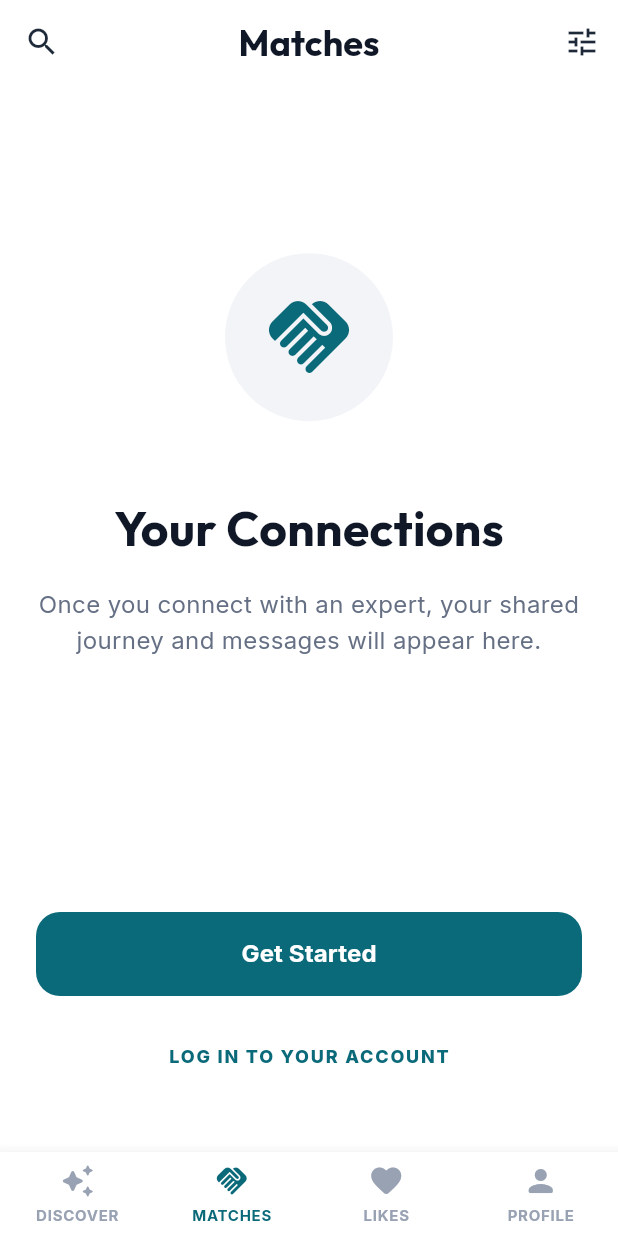
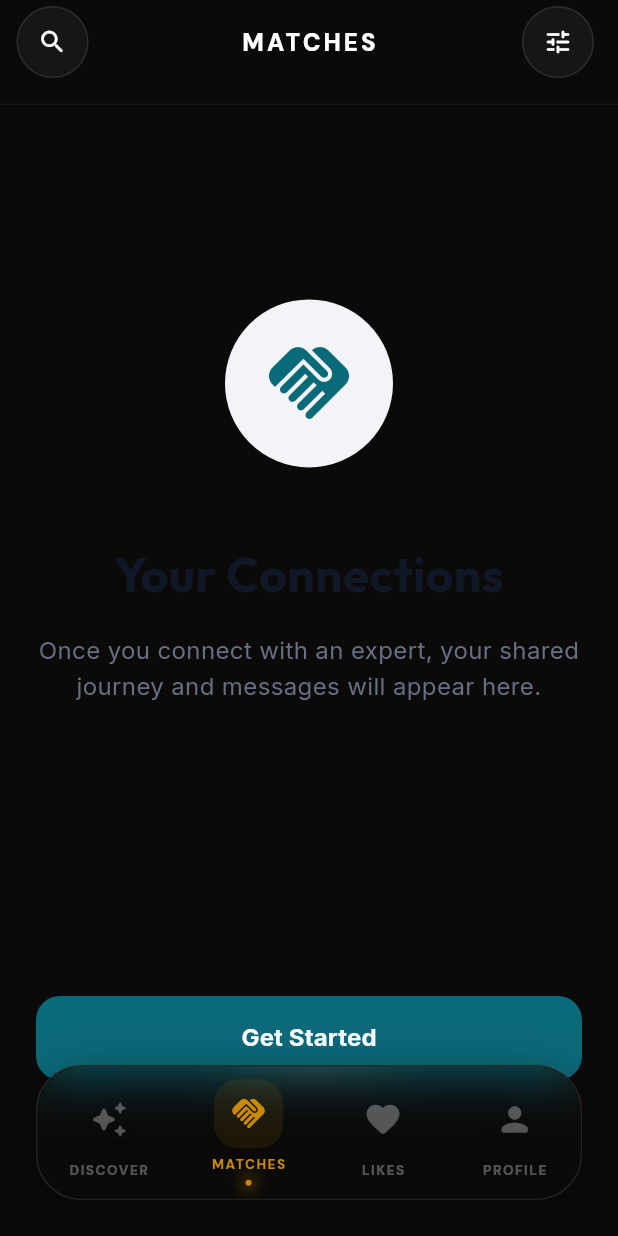
Before and after one commit to nathnael19/skillswap, a Flutter app: the screen it shows after launch, item 2 of the bottom bar chosen, on a phone screen of 412 x 824 dp. Run offline on Flutter 3.47's test engine with Material 3 defaults, Android fonts, the phone set to English and light mode, and no system bars; our stand-ins replace camera, cloud_firestore, equatable, firebase_auth, firebase_core, firebase_storage and 5 more; missing offline and left inert: floating; accounts and stored records are empty; network calls fail.

Commit message:
Update pubspec.lock for floating package version 5.0.1 and refactor HomePage and LiveSessionPage UI. Added PiP functionality and improved agenda management in LiveSessionPage. Cleaned up imports and enhanced filter bottom sheet logic in HomePage.

```diff
--- a/lib/features/auth/presentation/pages/login_page.dart
+++ b/lib/features/auth/presentation/pages/login_page.dart
@@ -1,4 +1,4 @@
-import 'dart:ui';
+
 import 'package:flutter/material.dart';
 import 'package:flutter_bloc/flutter_bloc.dart';
 import 'package:google_fonts/google_fonts.dart';
--- a/lib/features/home/presentation/pages/home_page.dart
+++ b/lib/features/home/presentation/pages/home_page.dart
@@ -1,3 +1,4 @@
+import 'dart:ui';
 import 'package:flutter/material.dart';
 import 'package:flutter_bloc/flutter_bloc.dart';
 import 'package:google_fonts/google_fonts.dart';
@@ -34,12 +35,12 @@ class _HomePageState extends State<HomePage> {
   String _selectedExpertise = 'Intermediate';
   double _minRating = 4.0;
 
-  void _showFilterBottomSheet() {
+  void _showFilterBottomSheet(BuildContext context) {
     showModalBottomSheet(
       context: context,
       isScrollControlled: true,
       backgroundColor: Colors.transparent,
-      builder: (context) => FilterBottomSheet(
+      builder: (sheetContext) => FilterBottomSheet(
         selectedCategories: _selectedCategories,
         selectedExpertise: _selectedExpertise,
         minRating: _minRating,
@@ -49,6 +50,12 @@ class _HomePageState extends State<HomePage> {
             _selectedExpertise = expertise;
             _minRating = rating;
           });
+          // Call actual filtering logic in the cubit
+          context.read<DiscoveryCubit>().filterDiscoveryUsers(
+            categories: categories,
+            expertise: expertise,
+            minRating: rating,
+          );
         },
       ),
     );
@@ -56,6 +63,25 @@ class _HomePageState extends State<HomePage> {
 
   @override
   Widget build(BuildContext context) {
+    const primaryBgColor = Color(0xFF0C0A09);
+
+    return MultiBlocProvider(
+      providers: [
+        BlocProvider(
+          create: (_) => serviceLocator<DiscoveryCubit>()..fetchDiscoveryUsers(),
+        ),
+        BlocProvider(
+          create: (_) => serviceLocator<MatchesCubit>()..fetchMatches(),
+        ),
+        BlocProvider(
+          create: (_) => serviceLocator<ProfileCubit>()..fetchUserProfile(),
+        ),
+        BlocProvider(
+          create: (_) => serviceLocator<LikesCubit>()..fetchLikesReceived(),
+        ),
+      ],
+      child: Builder(
+        builder: (context) {
           String title = "SkillSwap";
           Widget bodyContent = const DiscoveryTab();
           List<Widget>? actions;
@@ -66,7 +92,7 @@ class _HomePageState extends State<HomePage> {
               title = "SkillSwap";
               bodyContent = const DiscoveryTab();
               leading = _buildActionButton(
-          icon: Icons.search,
+                icon: Icons.search_rounded,
                 onTap: () {
                   Navigator.push(
                     context,
@@ -78,8 +104,8 @@ class _HomePageState extends State<HomePage> {
                 Padding(
                   padding: const EdgeInsets.only(right: 16.0),
                   child: _buildActionButton(
-              icon: Icons.tune,
-              onTap: _showFilterBottomSheet,
+                    icon: Icons.tune_rounded,
+                    onTap: () => _showFilterBottomSheet(context),
                   ),
                 ),
               ];
@@ -87,9 +113,9 @@ class _HomePageState extends State<HomePage> {
             case 1:
               title = "Matches";
               bodyContent = const MatchesView();
-        leading = IconButton(
-          icon: const Icon(Icons.search, color: Color(0xFF1D2939)),
-          onPressed: () {
+              leading = _buildActionButton(
+                icon: Icons.search_rounded,
+                onTap: () {
                   Navigator.push(
                     context,
                     MaterialPageRoute(builder: (context) => const SearchPage()),
@@ -97,30 +123,28 @@ class _HomePageState extends State<HomePage> {
                 },
               );
               actions = [
-          IconButton(
-            icon: const Icon(Icons.tune, color: Color(0xFF1D2939)),
-            onPressed: _showFilterBottomSheet,
+                Padding(
+                  padding: const EdgeInsets.only(right: 16.0),
+                  child: _buildActionButton(
+                    icon: Icons.tune_rounded,
+                    onTap: () => _showFilterBottomSheet(context),
+                  ),
                 ),
               ];
               break;
             case 2:
-        title = "Likes";
+              title = "Curation";
               bodyContent = const LikesView();
               break;
             case 3:
-        title = "SkillSwap";
+              title = "Account";
               bodyContent = const ProfileView();
-        leading = null;
               actions = [
                 Padding(
                   padding: const EdgeInsets.only(right: 16.0),
-            child: IconButton(
-              icon: const Icon(
-                Icons.account_balance_wallet_outlined,
-                color: Color(0xFF1D2939),
-                size: 28,
-              ),
-              onPressed: () {
+                  child: _buildActionButton(
+                    icon: Icons.account_balance_wallet_outlined,
+                    onTap: () {
                       Navigator.push(
                         context,
                         MaterialPageRoute(builder: (context) => const WalletPage()),
@@ -132,29 +156,9 @@ class _HomePageState extends State<HomePage> {
               break;
           }
 
-    return MultiBlocProvider(
-      providers: [
-        BlocProvider(
-          create: (_) =>
-              serviceLocator<DiscoveryCubit>()..fetchDiscoveryUsers(),
-        ),
-        BlocProvider(
-          create: (_) => serviceLocator<MatchesCubit>()..fetchMatches(),
-        ),
-        BlocProvider(
-          create: (_) => serviceLocator<CreditsCubit>()..fetchCredits(),
-        ),
-        BlocProvider(
-          create: (_) => serviceLocator<ProfileCubit>()..fetchUserProfile(),
-        ),
-        BlocProvider(
-          create: (_) => serviceLocator<LikesCubit>()..fetchLikesReceived(),
-        ),
-      ],
-      child: BlocListener<AuthCubit, AuthState>(
+          return BlocListener<AuthCubit, AuthState>(
             listener: (context, state) {
               if (state is AuthSuccess) {
-            // Refresh all data when user logs in successfully
                 context.read<DiscoveryCubit>().fetchDiscoveryUsers();
                 context.read<MatchesCubit>().fetchMatches();
                 context.read<ProfileCubit>().fetchUserProfile();
@@ -163,75 +167,138 @@ class _HomePageState extends State<HomePage> {
               }
             },
             child: Scaffold(
-          backgroundColor: Colors.white,
-          appBar: AppBar(
-            backgroundColor: Colors.white,
+              extendBody: true,
+              backgroundColor: primaryBgColor,
+              appBar: _selectedIndex == 2
+                  ? null
+                  : PreferredSize(
+                      preferredSize: const Size.fromHeight(70),
+                      child: ClipRect(
+                        child: BackdropFilter(
+                          filter: ImageFilter.blur(sigmaX: 15, sigmaY: 15),
+                          child: AppBar(
+                            backgroundColor: primaryBgColor.withValues(alpha: 0.8),
                             elevation: 0,
-            leadingWidth: _selectedIndex == 0 ? 70 : null,
+                            leadingWidth: 70,
                             leading: leading,
                             title: Text(
-              title,
-              style: GoogleFonts.outfit(
-                fontWeight: FontWeight.w700,
-                fontSize: 24,
-                color: const Color(0xFF101828),
+                              title.toUpperCase(),
+                              style: GoogleFonts.dmSans(
+                                fontWeight: FontWeight.w900,
+                                fontSize: 16,
+                                color: Colors.white,
+                                letterSpacing: 2.0,
                               ),
                             ),
                             centerTitle: true,
                             actions: actions,
+                            shape: Border(
+                              bottom: BorderSide(
+                                color: Colors.white.withValues(alpha: 0.05),
+                                width: 1,
+                              ),
+                            ),
+                          ),
+                        ),
+                      ),
                     ),
               body: bodyContent,
-          bottomNavigationBar: BottomNavigationBar(
-            currentIndex: _selectedIndex,
-            onTap: (index) => setState(() => _selectedIndex = index),
-            type: BottomNavigationBarType.fixed,
-            backgroundColor: Colors.white,
-            selectedItemColor: const Color(0xFF0B6A7A),
-            unselectedItemColor: const Color(0xFF98A2B3),
-            showSelectedLabels: true,
-            showUnselectedLabels: true,
-            selectedLabelStyle: GoogleFonts.inter(
-              fontSize: 10,
-              fontWeight: FontWeight.w700,
-              letterSpacing: 0.5,
+              bottomNavigationBar: _buildMidnightNavigationBar(),
             ),
-            unselectedLabelStyle: GoogleFonts.inter(
-              fontSize: 10,
-              fontWeight: FontWeight.w700,
-              letterSpacing: 0.5,
+          );
+        },
       ),
-            items: const [
-              BottomNavigationBarItem(
-                icon: Padding(
-                  padding: EdgeInsets.only(bottom: 4.0),
-                  child: Icon(Icons.auto_awesome_rounded),
+    );
+  }
+
+  Widget _buildMidnightNavigationBar() {
+    return Container(
+      height: 90,
+      margin: const EdgeInsets.only(bottom: 24, left: 24, right: 24),
+      decoration: BoxDecoration(
+        color: const Color(0xFF0C0A09).withValues(alpha: 0.8),
+        borderRadius: BorderRadius.circular(30),
+        border: Border.all(
+          color: Colors.white.withValues(alpha: 0.1),
+          width: 1,
         ),
-                label: 'DISCOVER',
+        boxShadow: [
+          BoxShadow(
+            color: Colors.black.withValues(alpha: 0.4),
+            blurRadius: 30,
+            offset: const Offset(0, 10),
           ),
-              BottomNavigationBarItem(
-                icon: Padding(
-                  padding: EdgeInsets.only(bottom: 4.0),
-                  child: Icon(Icons.handshake_rounded),
+        ],
       ),
-                label: 'MATCHES',
+      child: ClipRRect(
+        borderRadius: BorderRadius.circular(30),
+        child: BackdropFilter(
+          filter: ImageFilter.blur(sigmaX: 20, sigmaY: 20),
+          child: Row(
+            mainAxisAlignment: MainAxisAlignment.spaceAround,
+            children: [
+              _buildNavItem(0, Icons.auto_awesome_rounded, 'DISCOVER'),
+              _buildNavItem(1, Icons.handshake_rounded, 'MATCHES'),
+              _buildNavItem(2, Icons.favorite_rounded, 'LIKES'),
+              _buildNavItem(3, Icons.person_rounded, 'PROFILE'),
+            ],
           ),
-              BottomNavigationBarItem(
-                icon: Padding(
-                  padding: EdgeInsets.only(bottom: 4.0),
-                  child: Icon(Icons.favorite_rounded),
         ),
-                label: 'LIKES',
       ),
-              BottomNavigationBarItem(
-                icon: Padding(
-                  padding: EdgeInsets.only(bottom: 4.0),
-                  child: Icon(Icons.person_rounded),
+    );
+  }
+
+  Widget _buildNavItem(int index, IconData icon, String label) {
+    final isSelected = _selectedIndex == index;
+    const accentColor = Color(0xFFCA8A04);
+
+    return GestureDetector(
+      onTap: () => setState(() => _selectedIndex = index),
+      behavior: HitTestBehavior.opaque,
+      child: Column(
+        mainAxisAlignment: MainAxisAlignment.center,
+        children: [
+          AnimatedContainer(
+            duration: const Duration(milliseconds: 300),
+            padding: const EdgeInsets.all(10),
+            decoration: BoxDecoration(
+              color: isSelected ? accentColor.withValues(alpha: 0.1) : Colors.transparent,
+              borderRadius: BorderRadius.circular(16),
             ),
-                label: 'PROFILE',
+            child: Icon(
+              icon,
+              color: isSelected ? accentColor : Colors.white.withValues(alpha: 0.3),
+              size: 26,
+            ),
+          ),
+          const SizedBox(height: 4),
+          Text(
+            label,
+            style: GoogleFonts.dmSans(
+              fontSize: 9,
+              fontWeight: FontWeight.w800,
+              color: isSelected ? accentColor : Colors.white.withValues(alpha: 0.3),
+              letterSpacing: 1.0,
+            ),
+          ),
+          if (isSelected)
+            Container(
+              margin: const EdgeInsets.only(top: 4),
+              width: 4,
+              height: 4,
+              decoration: BoxDecoration(
+                color: accentColor,
+                shape: BoxShape.circle,
+                boxShadow: [
+                  BoxShadow(
+                    color: accentColor.withValues(alpha: 0.6),
+                    blurRadius: 8,
+                    spreadRadius: 2,
                   ),
                 ],
               ),
             ),
+        ],
       ),
     );
   }
@@ -246,11 +313,19 @@ class _HomePageState extends State<HomePage> {
         child: Container(
           height: 48,
           width: 48,
-          decoration: const BoxDecoration(
-            color: Color(0xFFF2F4F7),
+          decoration: BoxDecoration(
+            color: Colors.white.withValues(alpha: 0.05),
             shape: BoxShape.circle,
+            border: Border.all(
+              color: Colors.white.withValues(alpha: 0.1),
+              width: 1,
             ),
-          child: Icon(icon, color: const Color(0xFF1D2939), size: 20),
+          ),
+          child: Icon(
+            icon,
+            color: Colors.white,
+            size: 20,
+          ),
         ),
       ),
     );
```
Also changed, not shown: lib/features/home/presentation/pages/live_session_page.dart (+95 -119 lines), pubspec.lock. Lines whose indentation alone changed are shown as unchanged.
